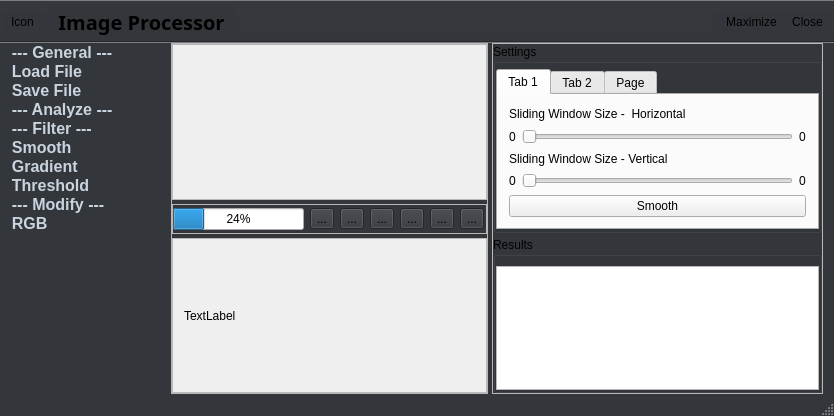
Before: the Qt Designer form ImageProcessor/mainwindow.ui in gitdev1234/ImageProcessor, drawn with Qt 5.
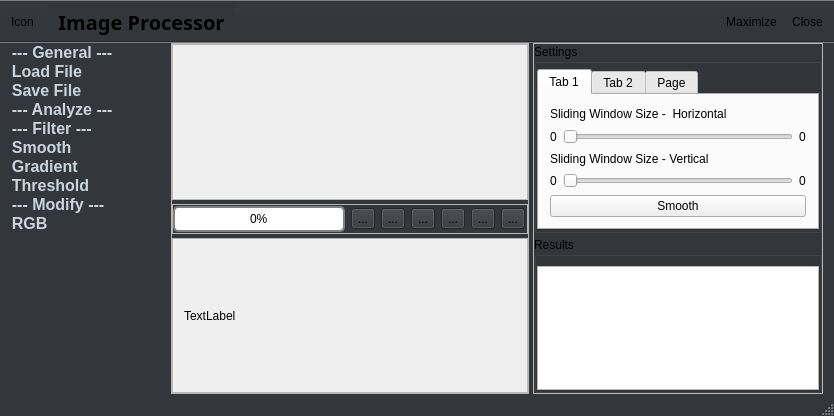
After: the same form once the commit is applied. Icons and pictures are not drawn.

The edit to the form file:
```diff
--- a/ImageProcessor/mainwindow.ui
+++ b/ImageProcessor/mainwindow.ui
@@ -56,7 +56,22 @@
     color :#33363b;
     background: qlineargradient(x1: 0, y1: 0, x2: 0, y2: 1,
                                 stop: 0 #33363b, stop: 1 #aCcEF1);
-}</string>
+}
+
+QProgressBar {
+    border: 2px solid grey;
+    border-radius: 5px;
+    text-align:center
+}
+
+QProgressBar::chunk {
+    background-color:#cad4de;
+	width: 20px;
+color:#cad4de
+}
+
+
+</string>
   </property>
   <widget class="QWidget" name="widget">
    <layout class="QHBoxLayout" name="horizontalLayout">
@@ -269,7 +284,7 @@
              <rect>
               <x>0</x>
               <y>0</y>
-              <width>326</width>
+              <width>378</width>
               <height>152</height>
              </rect>
             </property>
@@ -333,8 +348,11 @@
             </property>
             <item>
              <widget class="QProgressBar" name="progressBar">
+              <property name="styleSheet">
+               <string notr="true"/>
+              </property>
               <property name="value">
-               <number>24</number>
+               <number>0</number>
               </property>
              </widget>
             </item>
@@ -394,7 +412,7 @@
              <rect>
               <x>0</x>
               <y>0</y>
-              <width>326</width>
+              <width>378</width>
               <height>155</height>
              </rect>
             </property>
```
